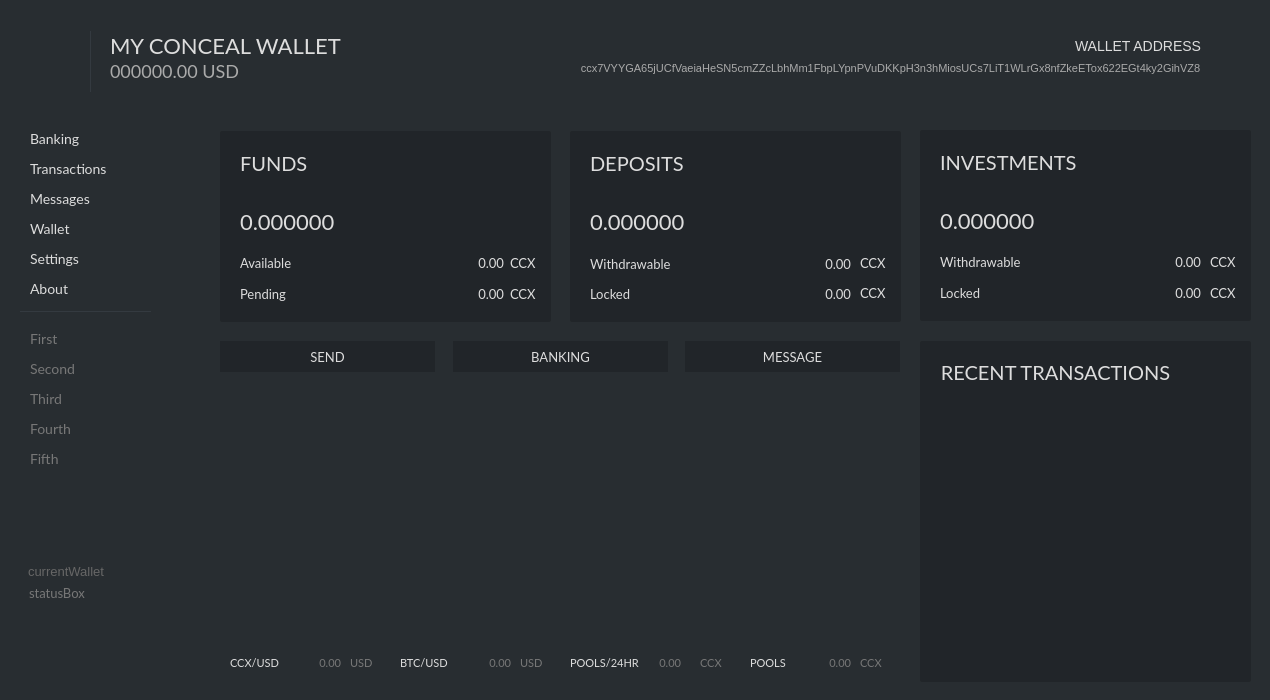
ConcealNetwork/conceal-desktop, file src/gui/ui/overviewframe.ui: the form before one commit.
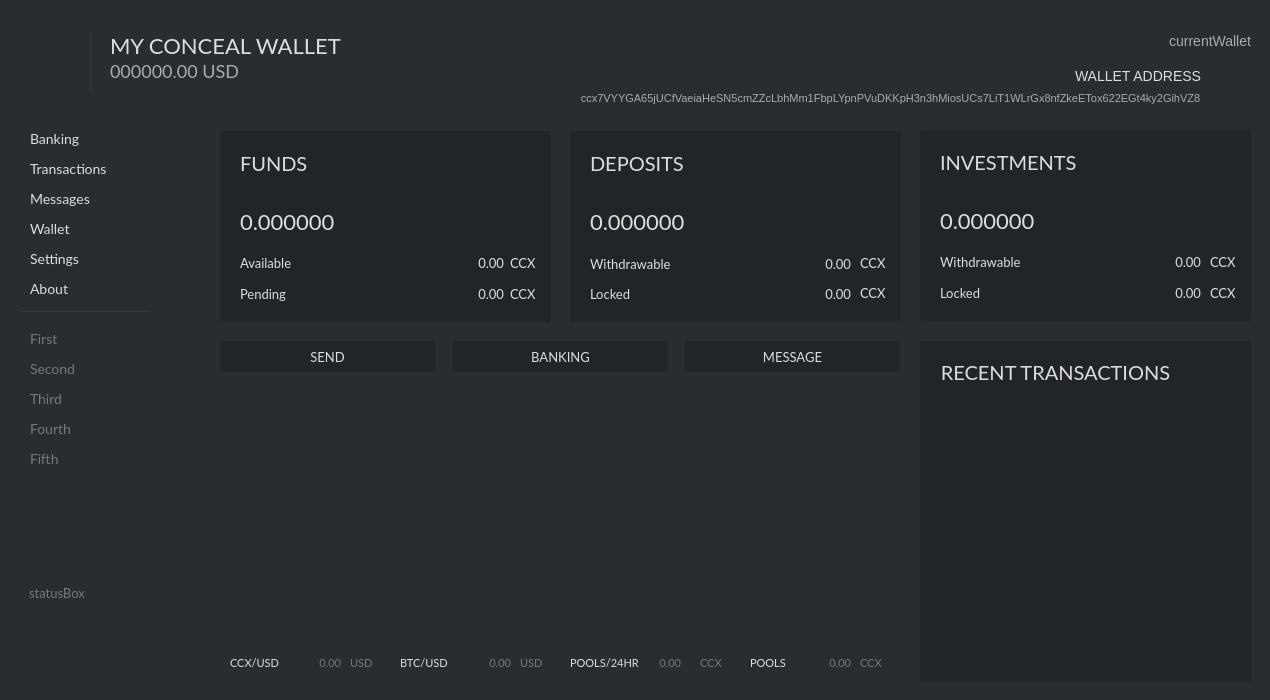
The form after the commit. Icons and pictures are not drawn.

The edit to the form file:
```diff
--- a/src/gui/ui/overviewframe.ui
+++ b/src/gui/ui/overviewframe.ui
@@ -507,30 +507,6 @@
         <string>&lt;html&gt;&lt;head/&gt;&lt;body&gt;&lt;p&gt;&lt;img src=&quot;:/images/conceal-small.png&quot;/&gt;&lt;/p&gt;&lt;/body&gt;&lt;/html&gt;</string>
        </property>
       </widget>
-      <widget class="QLabel" name="m_currentWalletTitle">
-       <property name="geometry">
-        <rect>
-         <x>28</x>
-         <y>560</y>
-         <width>151</width>
-         <height>21</height>
-        </rect>
-       </property>
-       <property name="font">
-        <font>
-         <pointsize>-1</pointsize>
-        </font>
-       </property>
-       <property name="styleSheet">
-        <string notr="true">color: #666;
-background: transparent;
-font-size: 13px;
-</string>
-       </property>
-       <property name="text">
-        <string>currentWallet</string>
-       </property>
-      </widget>
      </widget>
      <widget class="QGroupBox" name="priceBox">
       <property name="geometry">
@@ -1949,7 +1925,7 @@
       <property name="geometry">
        <rect>
         <x>1210</x>
-        <y>30</y>
+        <y>60</y>
         <width>51</width>
         <height>51</height>
        </rect>
@@ -1975,7 +1951,7 @@
       <property name="geometry">
        <rect>
         <x>1070</x>
-        <y>30</y>
+        <y>60</y>
         <width>131</width>
         <height>31</height>
        </rect>
@@ -1999,7 +1975,7 @@
       <property name="geometry">
        <rect>
         <x>580</x>
-        <y>60</y>
+        <y>90</y>
         <width>621</width>
         <height>16</height>
        </rect>
@@ -2017,6 +1993,36 @@
        <bool>false</bool>
       </property>
      </widget>
+     <widget class="QLabel" name="m_currentWalletTitle">
+      <property name="geometry">
+       <rect>
+        <x>1100</x>
+        <y>30</y>
+        <width>151</width>
+        <height>21</height>
+       </rect>
+      </property>
+      <property name="font">
+       <font>
+        <pointsize>-1</pointsize>
+       </font>
+      </property>
+      <property name="contextMenuPolicy">
+       <enum>Qt::CustomContextMenu</enum>
+      </property>
+      <property name="styleSheet">
+       <string notr="true">color: #aaa;
+background: transparent;
+font-size: 14px;
+</string>
+      </property>
+      <property name="text">
+       <string>currentWallet</string>
+      </property>
+      <property name="alignment">
+       <set>Qt::AlignRight|Qt::AlignTrailing|Qt::AlignVCenter</set>
+      </property>
+     </widget>
      <zorder>leftMenu</zorder>
      <zorder>fundsBox</zorder>
      <zorder>depositsBox</zorder>
```
Left out of the diff: 1 changed line with no effect on the pictures.
